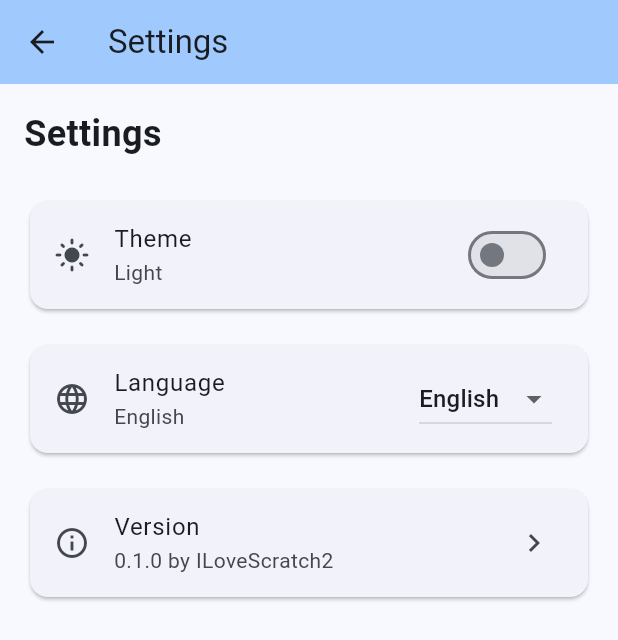
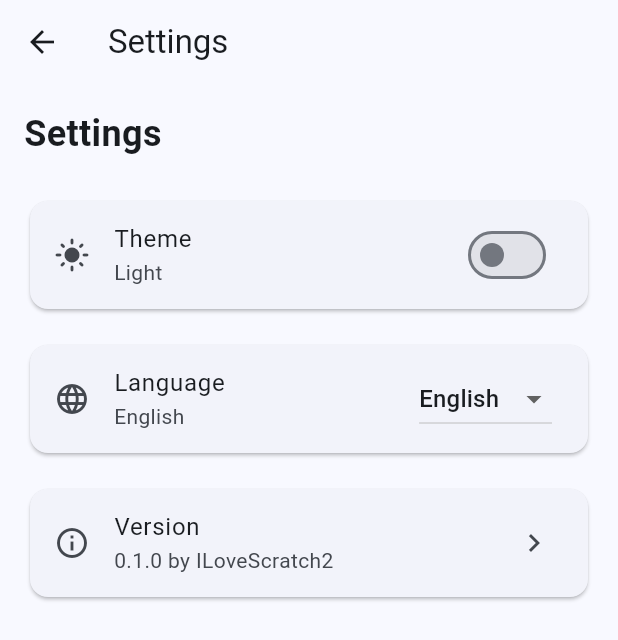
Before and after one commit to ILoveScratch2/TouchFish-Astra, a Flutter app: the screen it shows after launch, after a tap on the "settings" icon, on a phone screen of 412 x 824 dp. Shown: the top 640 px of the screen. Run offline on Flutter 3.47's test engine with Material 3 defaults, Android fonts, the phone set to English and light mode, and no system bars; our stand-ins replace file_picker, shared_preferences.

```diff
--- a/lib/main.dart
+++ b/lib/main.dart
@@ -177,7 +177,6 @@ class _ConnectScreenState extends State<ConnectScreen> {
     return Scaffold(
       appBar: AppBar(
         title: const Text(AppConstants.appName),
-        backgroundColor: Theme.of(context).colorScheme.inversePrimary,
       ),
       floatingActionButton: FloatingActionButton(
         onPressed: () {
@@ -187,7 +186,6 @@ class _ConnectScreenState extends State<ConnectScreen> {
               builder: (_) => Scaffold(
                 appBar: AppBar(
                   title: Text(l10n.settings),
-                  backgroundColor: Theme.of(context).colorScheme.inversePrimary,
                 ),
                 body: SettingsScreen(
                   currentTheme: widget.currentTheme,
```
